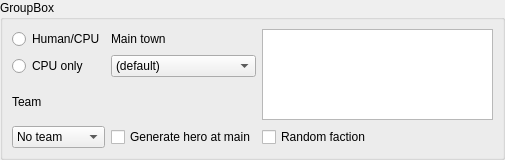
Old version of the form mapeditor/playerparams.ui in the repository vcmi/vcmi.
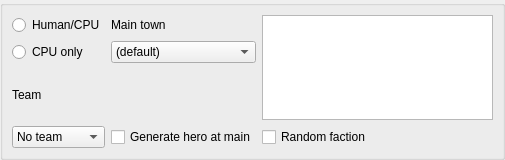
New version of the form.

Diff of the .ui file:
```diff
--- a/mapeditor/playerparams.ui
+++ b/mapeditor/playerparams.ui
@@ -47,7 +47,7 @@
       </size>
      </property>
      <property name="title">
-      <string>GroupBox</string>
+      <string/>
      </property>
      <layout class="QGridLayout" name="gridLayout">
       <item row="3" column="0">
```
Left out of the diff: 2 changed lines with no effect on the pictures.
